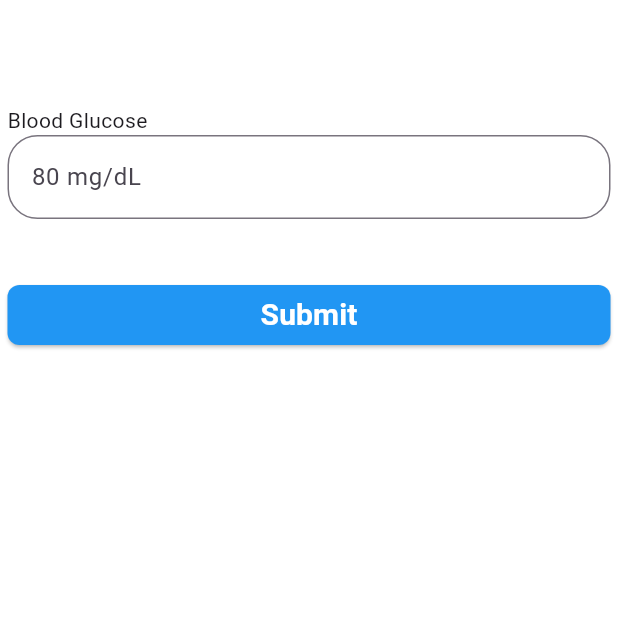
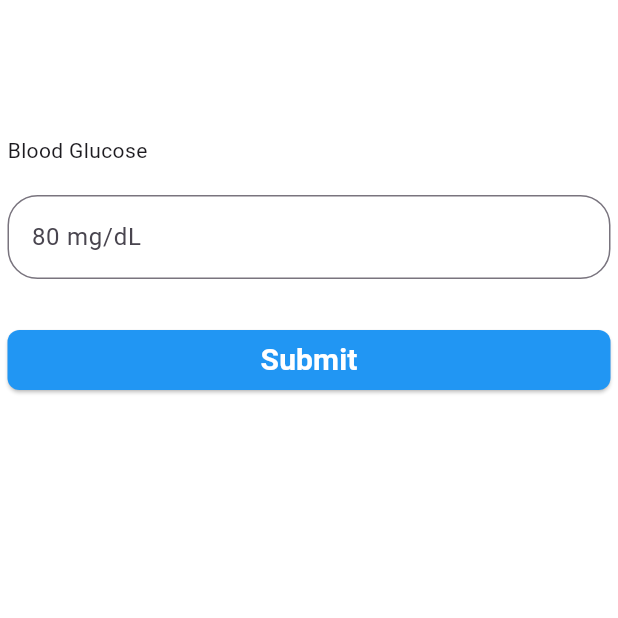
Before and after one commit to alexaalvaran/glucose_app, a Flutter app: the GlucosePage screen opened directly, item 2 of the bottom bar chosen, after a tap on the "add" icon, on a phone screen of 412 x 824 dp, the top half of it. Run offline on Flutter 3.47's test engine with Material 3 defaults, Android fonts, the phone set to English and light mode, and no system bars; our stand-ins replace cloud_firestore, firebase_auth, firebase_core, fluttertoast; accounts and stored records are empty.

Commit message:
Fix glucose log to read and write if authenticated

```diff
--- a/lib/model/glucosemodel.dart
+++ b/lib/model/glucosemodel.dart
@@ -1,31 +1,49 @@
 
 import 'package:cloud_firestore/cloud_firestore.dart';
 //import 'package:firebase_core/firebase_core.dart';
-
+import 'package:firebase_auth/firebase_auth.dart';
 
 class GlucoseModel {
 
   final FirebaseFirestore _glucose = FirebaseFirestore.instance;
+  final FirebaseAuth _auth = FirebaseAuth.instance;
 
   Future<void> addGlucoseReading(double reading) async {
-    await _glucose.collection('glucose_readings').add({
-      'reading': reading,
-      'timestamp': Timestamp.now(),
-    });
+  final user = FirebaseAuth.instance.currentUser;
+  if (user == null) throw Exception('User not logged in');
+  final uid = user.uid;
+
+  await _glucose
+      .collection('users')
+      .doc(uid)
+      .collection('glucose_readings')
+      .add({
+    'reading': reading,
+    'timestamp': Timestamp.now(),
+  });
+
   }
 
   Future<List<Map<String, dynamic>>> getGlucoseReadings() async {
+
+  final user = FirebaseAuth.instance.currentUser;
+  if (user == null) throw Exception('User not logged in');
+  final uid = user.uid;
+
   try {
     QuerySnapshot<Map<String, dynamic>> querySnapshot =
-        await _glucose.collection('glucose_readings')
+        await _glucose
+        .collection('users')
+        .doc(uid)
+        .collection('glucose_readings')
         .orderBy('timestamp', descending: true)
         .get();
 
     List<Map<String, dynamic>> documents = [];
     for (var doc in querySnapshot.docs) {
       documents.add({
-        'id': doc.id, // 🔹 Include the document ID
-        ...doc.data(), // 🔹 Spread the actual Firestore data
+        'id': doc.id,
+        ...doc.data(),
       });
     }
     return documents;
@@ -35,15 +53,28 @@ class GlucoseModel {
   }
 }
 
+  Future<void> updateGlucoseReading(String id, double newReading) async {
+  final user = FirebaseAuth.instance.currentUser;
+  if (user == null) throw Exception('User not logged in');
+  final uid = user.uid;
 
-  Future<void> updateGlucoseReading(String id, double newReading) async {
-    await _glucose.collection('glucose_readings').doc(id).update({
+    await _glucose
+    .collection('users')
+    .doc(uid)
+    .collection('glucose_readings').doc(id).update({
       'reading': newReading,
       'timestamp': FieldValue.serverTimestamp(),
     });
   }
 
   Future<void> deleteGlucoseReading(String id) async {
-    await _glucose.collection('glucose_readings').doc(id).delete();
+  final user = FirebaseAuth.instance.currentUser;
+  if (user == null) throw Exception('User not logged in');
+  final uid = user.uid;
+
+    await _glucose
+    .collection('users')
+    .doc(uid)
+    .collection('glucose_readings').doc(id).delete();
   }
 }
--- a/lib/view/glucose/glucoseform.dart
+++ b/lib/view/glucose/glucoseform.dart
@@ -35,13 +35,14 @@ class _GlucoseFormState extends State<GlucoseForm> implements GlucoseView {
 
           child: SingleChildScrollView(
           child: Padding(
-            padding: const EdgeInsets.only(left: 5, right:5),
+            padding: const EdgeInsets.only(left: 5, right:5, top:20),
             child: Column(
               crossAxisAlignment: CrossAxisAlignment.start,
               children: [
                 const SizedBox(height: 50),
                 const SizedBox(height: 20),
                 const Text('Blood Glucose'),
+                const Padding(padding: EdgeInsets.all(10)),
                 TextField(
                   controller: glucoseController,
                   decoration: const InputDecoration(
@@ -51,7 +52,7 @@ class _GlucoseFormState extends State<GlucoseForm> implements GlucoseView {
                     ),
                   ),
                 ),
-                const Padding(padding: EdgeInsets.only(top: 40)),
+                const Padding(padding: EdgeInsets.only(top: 30)),
 
                 SizedBox(
                   width:  double.infinity,
```
